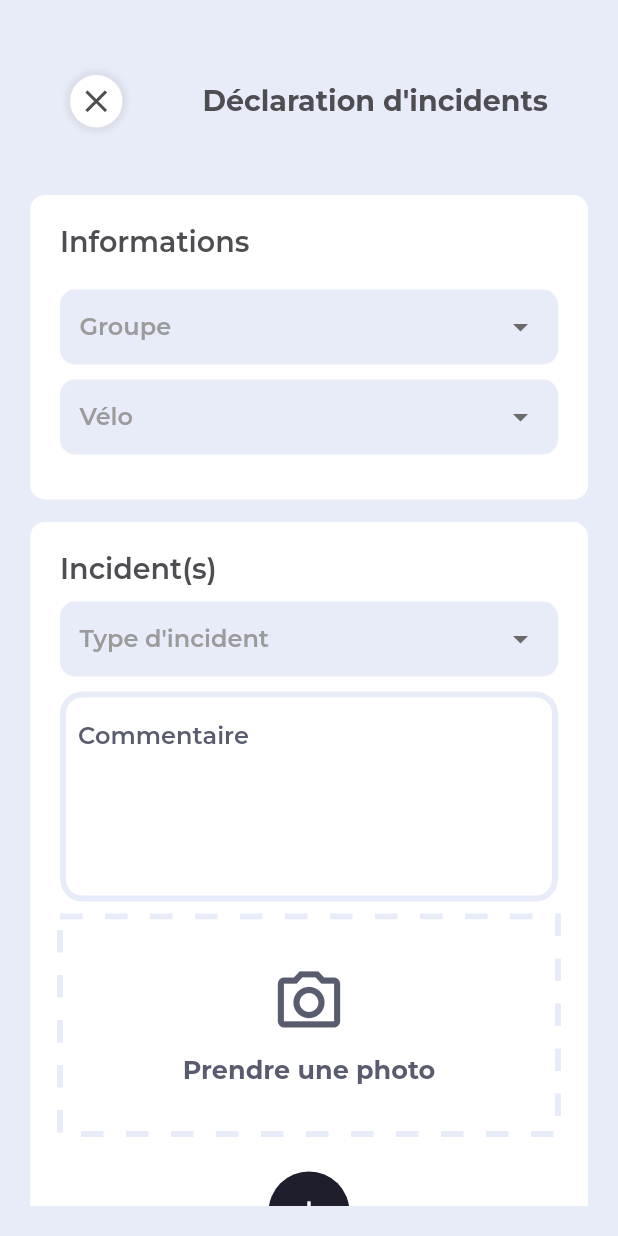
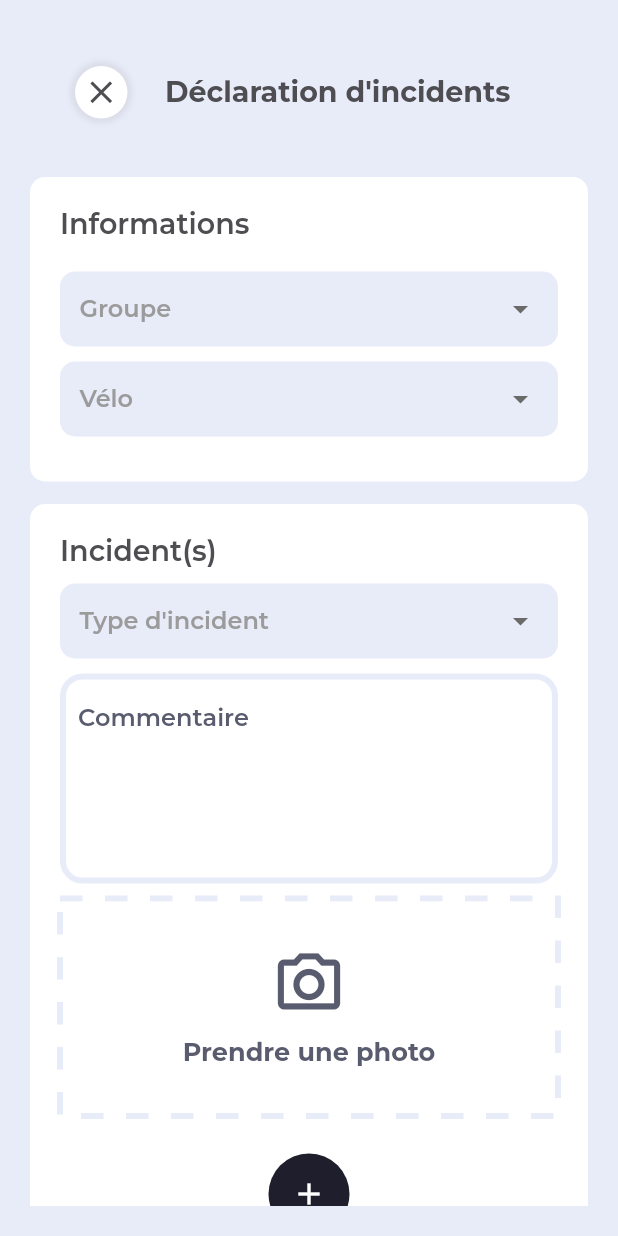
Before and after one commit to tugcekoksal/vv, a Flutter app: the IncidentDeclaration screen opened directly, on a phone screen of 412 x 824 dp. Run offline on Flutter 3.47's test engine with Material 2 defaults, Android fonts, the phone set to English and light mode, and no system bars; drawn by our look-alikes of dotted_border; our stand-ins replace carousel_slider, dropdown_search, firebase_core, firebase_messaging, flutter_map, flutter_svg and 6 more; missing offline and left inert: cool_dropdown, flutter_map_marker_cluster, new_version, qr_code_scanner; accounts and stored records are empty; network calls fail; project files that could hold a hidden picture were left out.

Commit message:
[+] fix qr code, title return button sizes

```diff
--- a/lib/controllers/bike_controller.dart
+++ b/lib/controllers/bike_controller.dart
@@ -41,6 +41,7 @@ class BikeController extends GetxController {
   }
 
   Future<void> fetchUserBike(int veloPk) async {
+    error.value = "";
     try {
       isLoading(true);
       var bike = await HttpService.fetchUserBike(veloPk, userToken);
@@ -48,6 +49,9 @@ class BikeController extends GetxController {
         userBike.value = bike;
         isLoading(false);
         print(userBike.value.inProgressRepairs.length);
+      } else {
+        error.value = "Vous n'avez pas accès aux données de ce vélo";
+        isLoading(false);
       }
     } catch (e) {
       print(e);
--- a/lib/controllers/incident_declaration_controller.dart
+++ b/lib/controllers/incident_declaration_controller.dart
@@ -1,7 +1,5 @@
 // Vendor
-import 'dart:developer';
 import 'dart:io';
-import 'package:flutter/material.dart';
 import 'package:get/get.dart';
 import 'package:velyvelo/controllers/incident_controller.dart';
 
--- a/lib/controllers/map_controller.dart
+++ b/lib/controllers/map_controller.dart
@@ -1,5 +1,4 @@
 // Vendor
-import 'package:flutter_map/flutter_map.dart';
 import 'package:get/get.dart';
 
 // Controllers
@@ -7,7 +6,6 @@ import 'package:velyvelo/controllers/login_controller.dart';
 
 // Models
 import 'package:velyvelo/models/map/map_model.dart';
-import 'package:velyvelo/screens/views/my_bikes/bikes_map.dart';
 
 // Services
 import 'package:velyvelo/services/http_service.dart';
--- a/lib/screens/views/bike_detail_scan.dart
+++ b/lib/screens/views/bike_detail_scan.dart
@@ -1,6 +1,5 @@
 // Vendor
 import 'package:flutter/material.dart';
-import 'package:flutter_svg/svg.dart';
 
 // Global Styles like colors
 import 'package:velyvelo/config/globalStyles.dart' as GlobalStyles;
--- a/lib/screens/views/incident_detail/incident_detail_view.dart
+++ b/lib/screens/views/incident_detail/incident_detail_view.dart
@@ -1,6 +1,5 @@
 // Vendor
 import 'package:flutter/material.dart';
-import 'package:flutter_svg/flutter_svg.dart';
 import 'package:get/get.dart';
 
 // Global Styles like colors
--- a/lib/screens/views/incident_detail/return_container.dart
+++ b/lib/screens/views/incident_detail/return_container.dart
@@ -4,6 +4,8 @@ import 'package:flutter/material.dart';
 // Global Styles like colors
 import 'package:velyvelo/config/globalStyles.dart' as GlobalStyles;
 import 'package:velyvelo/controllers/bike_controller.dart';
+
+const LONGTEXT = 14;
 
 class ReturnStyled extends StatelessWidget {
   final String text;
@@ -14,9 +16,16 @@ class ReturnStyled extends StatelessWidget {
   Widget build(BuildContext context) {
     return Container(
         width: double.infinity,
-        padding: EdgeInsets.symmetric(horizontal: 0.0, vertical: 30.0),
-        child: Row(mainAxisAlignment: MainAxisAlignment.spaceAround, children: [
-          Container(
+        padding: EdgeInsets.symmetric(horizontal: 30.0, vertical: 30.0),
+        child: Stack(
+            clipBehavior: Clip.none,
+            alignment: text.length > LONGTEXT
+                ? AlignmentDirectional.centerStart
+                : AlignmentDirectional.center,
+            children: [
+              Positioned(
+                  left: 0,
+                  child: Container(
                       padding: EdgeInsets.all(5),
                       decoration: BoxDecoration(
                         color: Colors.white,
@@ -33,14 +42,18 @@ class ReturnStyled extends StatelessWidget {
                         Icons.close,
                         size: 25,
                         color: GlobalStyles.greyText,
-              )),
-          Flexible(
+                      ))),
+              Container(
+                  padding: text.length > LONGTEXT
+                      ? EdgeInsets.fromLTRB(60, 0, 0, 0)
+                      : EdgeInsets.all(0),
+                  child: Flexible(
                     child: Text(text,
                         style: TextStyle(
                             color: GlobalStyles.greyText,
                             fontSize: 19.0,
                             fontWeight: FontWeight.w700)),
-          )
+                  )),
             ]));
   }
 }
--- a/lib/screens/views/incidents_declaration.dart
+++ b/lib/screens/views/incidents_declaration.dart
@@ -1,6 +1,5 @@
 // Vendor
 import 'package:flutter/material.dart';
-import 'package:flutter_svg/svg.dart';
 import 'package:get/get.dart';
 
 // Global Styles like colors
--- a/lib/screens/views/my_bikes/bikes_map.dart
+++ b/lib/screens/views/my_bikes/bikes_map.dart
@@ -47,6 +47,7 @@ class PopUpClipper extends CustomClipper<Path> {
   }
 }
 
+// ignore: must_be_immutable
 class BikesMap extends StatefulWidget {
   final PopupController popupController = new PopupController();
   final MapBikesController mapBikeController;
--- a/lib/services/http_service.dart
+++ b/lib/services/http_service.dart
@@ -26,7 +26,7 @@ import 'package:velyvelo/services/map/get_map_filters_service.dart';
 
 class HttpService {
   // static String urlServer = "https://dms.velyvelo.com";
-  static String urlServer = "http://192.168.10.111:8000";
+  static String urlServer = "http://192.168.10.102:8000";
 
   // Fetch all the group labels
   static Future addDeviceToken(String userToken) async {
```
Also changed, not shown: lib/components/BuildQRCodeScanner.dart (+30 -6 lines), lib/screens/views/my_bikes/bikes_list.dart (+6 -5 lines), lib/screens/views/scanView.dart (+10 -23 lines), lib/services/bikes/bike_user_service.dart (+3 -4 lines). Lines whose indentation alone changed are shown as unchanged.
